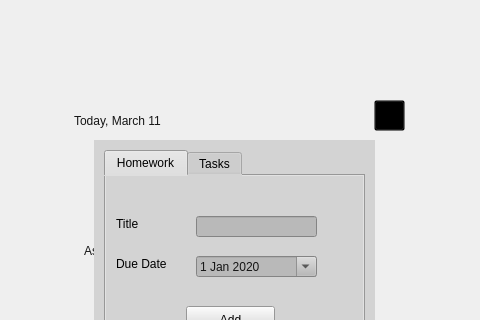
Before: the Qt Designer form mainwindow.ui in blakefuller/TaskPlanner, drawn with Qt 5; both pictures show x 126 to 606 and y 0 to 320 of the 716 by 1153 pixel window.
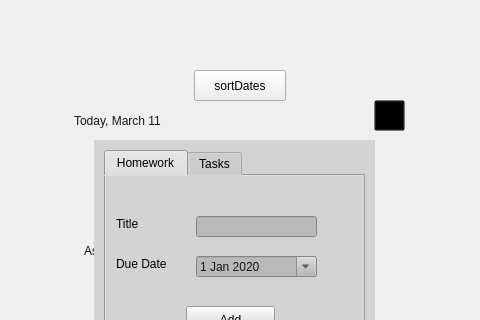
After: the same form once the commit is applied. Icons and pictures are not drawn.

Commit message: added layout reprinting

Patch:
```diff
--- a/mainwindow.ui
+++ b/mainwindow.ui
@@ -432,6 +432,19 @@
      </widget>
     </widget>
    </widget>
+   <widget class="QPushButton" name="sortDates">
+    <property name="geometry">
+     <rect>
+      <x>320</x>
+      <y>70</y>
+      <width>92</width>
+      <height>31</height>
+     </rect>
+    </property>
+    <property name="text">
+     <string>sortDates</string>
+    </property>
+   </widget>
    <zorder>label</zorder>
    <zorder>stackedWidget</zorder>
    <zorder>taskIcon</zorder>
```
Left out of the diff: 3 changed lines with no effect on the pictures. The commit also changes 2 other files.
